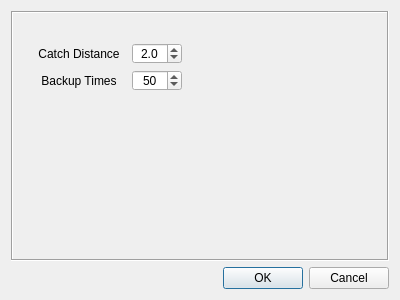
chen6556/DSV, file src/ui/Setting.ui: the form before one commit.
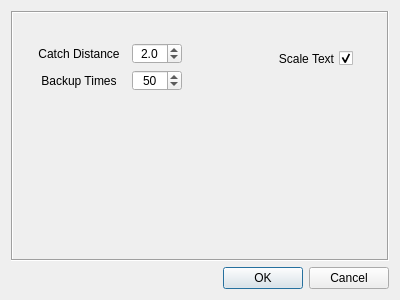
The form after the commit.

```diff
--- a/src/ui/Setting.ui
+++ b/src/ui/Setting.ui
@@ -104,6 +104,37 @@
         </item>
        </layout>
       </widget>
+      <widget class="QWidget" name="gridLayoutWidget">
+       <property name="geometry">
+        <rect>
+         <x>180</x>
+         <y>30</y>
+         <width>160</width>
+         <height>31</height>
+        </rect>
+       </property>
+       <layout class="QGridLayout" name="gridLayout_2">
+        <item row="1" column="0">
+         <widget class="QCheckBox" name="scale_text">
+          <property name="sizePolicy">
+           <sizepolicy hsizetype="Preferred" vsizetype="Preferred">
+            <horstretch>0</horstretch>
+            <verstretch>0</verstretch>
+           </sizepolicy>
+          </property>
+          <property name="layoutDirection">
+           <enum>Qt::RightToLeft</enum>
+          </property>
+          <property name="text">
+           <string>Scale Text</string>
+          </property>
+          <property name="checked">
+           <bool>true</bool>
+          </property>
+         </widget>
+        </item>
+       </layout>
+      </widget>
      </widget>
     </widget>
    </item>
```
Left out of the diff: 3 changed lines with no effect on the pictures.
